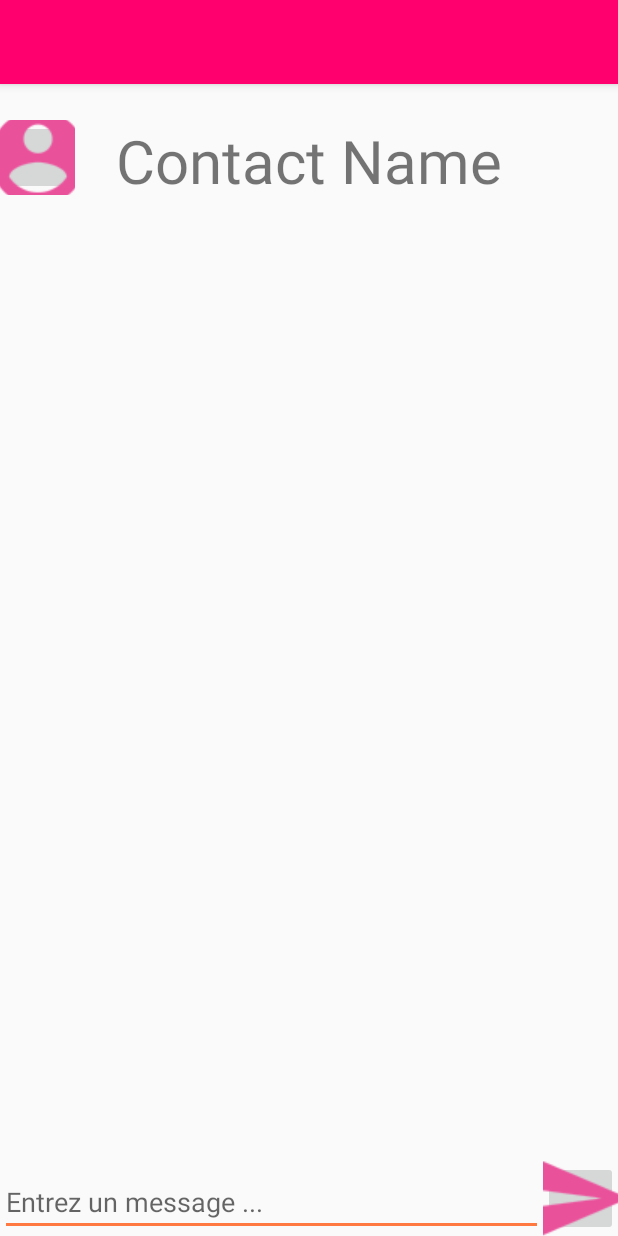
After one commit to Mbeug/projet_COO, an Android app: the layout converse_view.xml on its own in the app's theme, with its tools: preview values and no code run, on a phone screen of 412 x 824 dp. The commit adds this screen. Run offline under Robolectric (Android 15) with nearby library versions, the phone set to English and light mode, and no system bars.

Commit message:
view converse

```diff
--- a/UCLove/app/src/main/java/com/example/maximebeugoms/uclove/PrefSystActivity.java
+++ b/UCLove/app/src/main/java/com/example/maximebeugoms/uclove/PrefSystActivity.java
@@ -2,13 +2,16 @@ package com.example.maximebeugoms.uclove;
 
 import android.content.Intent;
 import android.content.res.Configuration;
+import android.net.Uri;
 import android.os.Bundle;
 import android.support.v7.widget.Toolbar;
+import android.view.Gravity;
 import android.view.View;
 import android.widget.AdapterView;
 import android.widget.ArrayAdapter;
 import android.widget.Spinner;
 import android.widget.AdapterView.OnItemSelectedListener;
+import android.widget.Toast;
 
 import java.util.ArrayList;
 import java.util.List;
@@ -21,6 +24,7 @@ import java.util.Locale;
 public class PrefSystActivity extends MainActivity implements OnItemSelectedListener {
 
     String langue = "Français";
+
 
     protected void onCreate(Bundle savedInstanceState) {
         super.onCreate(savedInstanceState);
@@ -45,24 +49,30 @@ public class PrefSystActivity extends MainActivity implements OnItemSelectedList
 
         langue = langues.getSelectedItem().toString();
 
-
-
     }
 
 
     public void switchLocaleLanguage(String langue) {
-        if (langue.equals("English")) {
-            Locale loc = Locale.ENGLISH;
+        Toast toast = new Toast(getApplicationContext());
+        toast.setGravity(Gravity.TOP| Gravity.START, 0, 0);
+        Locale loc;
         Configuration config = new Configuration();
+        switch (langue) {
+
+            case "English":
+                loc= Locale.ENGLISH;
                 config.locale = loc;
                 Locale.setDefault(loc);
                 getBaseContext().getResources().updateConfiguration(config, getResources().getDisplayMetrics());
-        } else {
-            Locale loc = Locale.FRANCE;
-            Configuration config = new Configuration();
+                break;
+            case "Français":
+                 loc = Locale.FRENCH;
                 config.locale = loc;
                 Locale.setDefault(loc);
                 getBaseContext().getResources().updateConfiguration(config, getResources().getDisplayMetrics());
+                break;
+            default:
+                toast.makeText(PrefSystActivity.this, R.string.langSelected, toast.LENGTH_SHORT).show();
         }
     }
 
@@ -88,4 +98,5 @@ public class PrefSystActivity extends MainActivity implements OnItemSelectedList
     }
 
 
+
 }
--- /dev/null
+++ b/UCLove/app/src/main/res/layout/converse_view.xml
@@ -0,0 +1,42 @@
+<?xml version="1.0" encoding="utf-8"?>
+<RelativeLayout xmlns:android="http://schemas.android.com/apk/res/android"
+    android:orientation="vertical"
+    android:layout_width="match_parent"
+    android:layout_height="match_parent">
+
+    <include layout="@layout/app_bar_main"
+        android:layout_width="match_parent"
+        android:layout_height="1150dp"
+        android:id="@+id/bar"/>
+    <ImageButton
+        android:id="@+id/profilIcon"
+        android:src="@drawable/ic_user_icon"
+        android:layout_width="50dp"
+        android:layout_height="50dp"
+        android:layout_alignTop="@+id/textView"
+        android:layout_alignParentLeft="true"
+        android:layout_alignParentStart="true" />
+    <ImageButton
+        android:src="@drawable/ic_sent"
+        android:layout_width="50dp"
+        android:layout_height="50dp"
+        android:layout_alignParentRight="true"
+        android:layout_alignParentBottom="true"
+        android:id="@+id/icon_sent" />
+    <TextView
+        android:text="Contact Name"
+        android:textSize="40sp"
+        android:layout_width="wrap_content"
+        android:layout_height="wrap_content"
+        android:id="@+id/textView"
+        android:layout_alignParentTop="true"
+        android:layout_centerHorizontal="true"
+        android:layout_marginTop="80dp" />
+    <EditText
+        android:layout_alignParentBottom="true"
+        android:layout_toLeftOf="@id/icon_sent"
+        android:layout_width="match_parent"
+        android:hint="@string/inmessage"
+        android:layout_height="wrap_content" />
+
+</RelativeLayout>
--- a/UCLove/app/src/main/res/values/strings.xml
+++ b/UCLove/app/src/main/res/values/strings.xml
@@ -80,5 +80,6 @@
     <string name="cheveuxDec" >Cheveux: </string>
     <string name="Yeux" >Yeux: </string>
     <string name="title_activity_filters" >Filtres</string>
+    <string name="inmessage">Entrez un message ...</string>
 
 </resources>
```
Also changed, not shown: UCLove/app/src/main/res/drawable/ic_sent.png (added), UCLove/app/src/main/res/drawable/ic_user_icon.png (added), 1 other file. Lines whose indentation alone changed are shown as unchanged.
